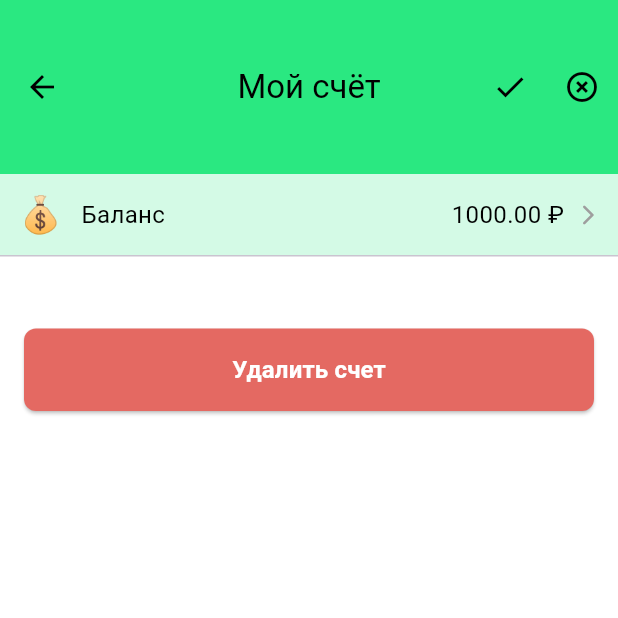
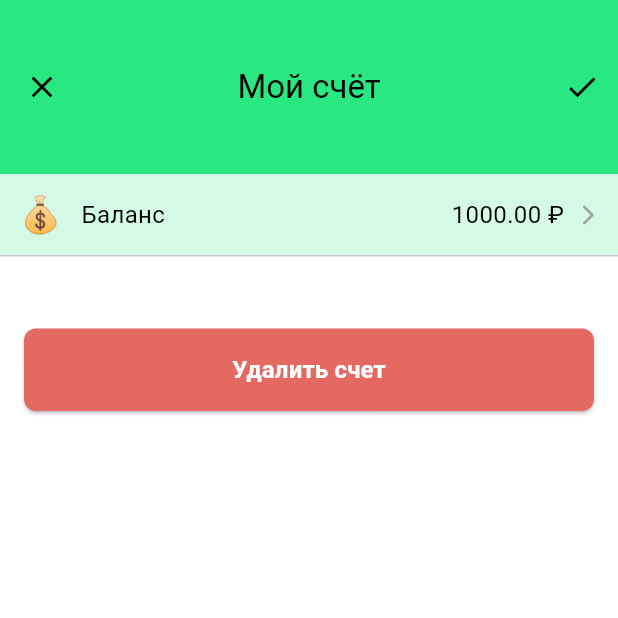
Before and after one commit to PervuhinRoman/SHMR25, a Flutter app: the screen it shows after launch, item 3 of the bottom bar chosen, after a tap on the "mode edit" icon, on a phone screen of 412 x 824 dp, the top half of it. Run offline on Flutter 3.47's test engine with Material 3 defaults, Android fonts, the phone set to English and light mode, and no system bars; our stand-ins replace connectivity_plus, dio, flutter_bloc, freezed_annotation, sensors_plus, shared_preferences and 1 more; missing offline and left inert: fuzzywuzzy; accounts and stored records are empty; network calls fail.

Commit message:
Fix appbar design for account_delete_page.dart. Ref #17

```diff
--- a/lib/presentation/account_delete_page.dart
+++ b/lib/presentation/account_delete_page.dart
@@ -29,13 +29,14 @@ class AccountDeletePage extends StatelessWidget {
                   Navigator.of(context).pop();
                 },
               ),
-              IconButton(
-                icon: const Icon(Icons.highlight_remove_outlined),
-                onPressed: () {
-                  Navigator.of(context).pop();
-                },
-              ),
             ],
+            defaultLeading: false,
+            leading: IconButton(
+              icon: const Icon(Icons.close),
+              onPressed: () {
+                Navigator.of(context).pop();
+              },
+            ),
           ),
           body: BlocBuilder<MyAccountCubit, MyAccountState>(
             builder: (context, currencyState) {
@@ -47,8 +48,7 @@ class AccountDeletePage extends StatelessWidget {
                     icon: '💰',
                     title: 'Баланс',
                     value:
-                    "${NumberFormat("0.00").format(balance)} ${currencyState
-                        .selectedCurrency.symbol}",
+                        "${NumberFormat("0.00").format(balance)} ${currencyState.selectedCurrency.symbol}",
                   ),
                   const Divider(
                     height: 1,
@@ -73,8 +73,10 @@ class AccountDeletePage extends StatelessWidget {
                       ),
                       child: const Text(
                         'Удалить счет',
-                        style: TextStyle(fontSize: 16,
-                            fontWeight: FontWeight.w600),
+                        style: TextStyle(
+                          fontSize: 16,
+                          fontWeight: FontWeight.w600,
+                        ),
                       ),
                     ),
                   ),
@@ -94,8 +96,7 @@ class AccountDeletePage extends StatelessWidget {
         return AlertDialog(
           title: const Text('Подтверждение удаления'),
           content: Text(
-            'Вы уверены, что хотите удалить счет "${account
-                .name}"? Это действие нельзя отменить.',
+            'Вы уверены, что хотите удалить счет "${account.name}"? Это действие нельзя отменить.',
           ),
           actions: [
             TextButton(
--- a/lib/presentation/widgets/custom_appbar.dart
+++ b/lib/presentation/widgets/custom_appbar.dart
@@ -1,16 +1,25 @@
 import 'package:flutter/material.dart';
+
+import '../../app_theme.dart';
 
 class CustomAppBar extends StatelessWidget implements PreferredSizeWidget {
   final String title;
   final List<Widget>? actions;
+  final Widget? leading;
   final double height;
+  final Color bgColor;
+  final bool defaultLeading;
+
 
 
   const CustomAppBar({
     super.key,
     required this.title,
     this.actions,
+    this.leading,
     this.height = 116,
+    this.bgColor = CustomAppTheme.figmaMainColor,
+    this.defaultLeading = true,
   });
 
   @override
@@ -23,6 +32,9 @@ class CustomAppBar extends StatelessWidget implements PreferredSizeWidget {
       centerTitle: true,
       toolbarHeight: height,
       actions: actions,
+      backgroundColor: bgColor,
+      automaticallyImplyLeading: defaultLeading,
+      leading: leading,
     );
   }
 }
```
